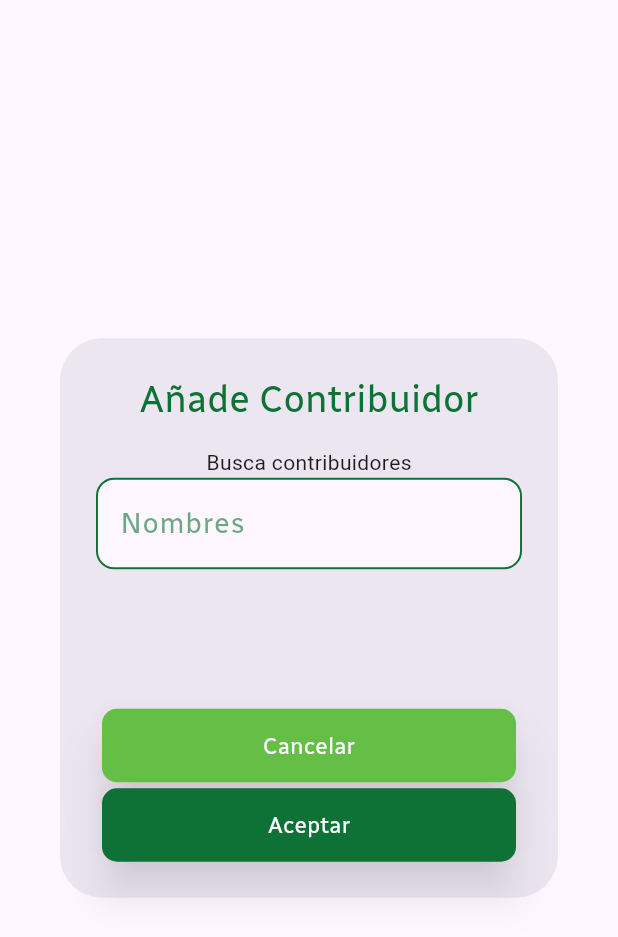
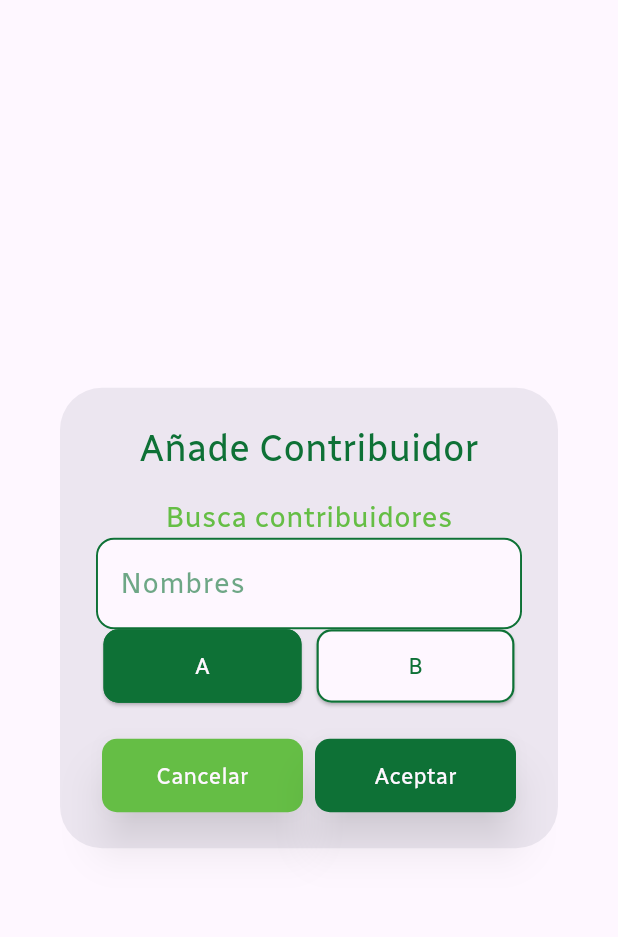
Before and after one commit to AntonioNoguera/project_atenea, a Flutter app: the AddContributorDialog widget shown alone on an empty page, opened directly, on a phone screen of 412 x 824 dp. Shown: the top 937 px of the screen. Run offline on Flutter 3.47's test engine with Material 3 defaults, Android fonts, the phone set to English and light mode, and no system bars; our stand-ins replace cloud_firestore, firebase_core, flutter_colorpicker, flutter_svg, fluttertoast, get_it and 1 more; accounts and stored records are empty.

Commit message:
Feat [Using Provider on app level] -> Starting to remove the statefull widget on the pages related to the scroll, and toggle providers

```diff
--- a/lib/src/presentation/pages/home/content_management/add_contributor_dialog.dart
+++ b/lib/src/presentation/pages/home/content_management/add_contributor_dialog.dart
@@ -1,53 +1,73 @@
-
 import 'package:flutter/material.dart';
+import 'package:provider/provider.dart';
+import 'package:proyect_atenea/src/presentation/providers/app_state_providers/active_index_notifier.dart';
 import 'package:proyect_atenea/src/presentation/values/app_theme.dart';
 import 'package:proyect_atenea/src/presentation/widgets/atenea_dialog.dart';
 import 'package:proyect_atenea/src/presentation/widgets/atenea_field.dart';
+import 'package:proyect_atenea/src/presentation/widgets/toggle_buttons_widget%20.dart';
 
 class AddContributorDialog extends StatelessWidget {
   const AddContributorDialog({super.key});
 
+  void _handleToggle(int index) {
+    // Maneja el cambio de índice aquí
+    print(index.toString());
+  }
+
   @override
   Widget build(BuildContext context) {
-    return AteneaDialog(
+    return ChangeNotifierProvider(
+      create: (context) => ActiveIndexNotifier(),
+      child: AteneaDialog(
         title: 'Añade Contribuidor',
         content: ConstrainedBox(
           constraints: const BoxConstraints(
             minWidth: 600,
-          maxHeight: 150.0,
+            maxHeight: 600, // Limita la altura máxima a 300
           ),
-        child: const Column (
+          child: SingleChildScrollView(
+            child: Column(
               children: [
-
-            Text('Busca contribuidores'),
-
-            AteneaField(
+                Text(
+                  'Busca contribuidores',
+                  style: AppTextStyles.builder(
+                    color: AppColors.secondaryColor,
+                    size: FontSizes.body1,
+                  ),
+                ),
+                const AteneaField(
                   placeHolder: 'Nuevo Nombre',
                   inputNameText: 'Nombres',
                 ),
+                ToggleButtonsWidget(
+                  onToggle: _handleToggle,
+                  toggleOptions: ['A', 'B'],
+                ),
+
+
               ],
             ),
           ),
-
+        ),
         buttonCallbacks: [
           AteneaButtonCallback(
-          textButton:'Cancelar',
+            textButton: 'Cancelar',
             onPressedCallback: () {
               Navigator.of(context).pop();
             },
-
             buttonStyles: AteneaButtonStyles(
               backgroundColor: AppColors.secondaryColor,
-            textColor: AppColors.ateneaWhite
-          )
+              textColor: AppColors.ateneaWhite,
+            ),
           ),
           AteneaButtonCallback(
-          textButton:'Aceptar',
+            textButton: 'Aceptar',
             onPressedCallback: () {
               Navigator.of(context).pop();
-          }
+            },
           ),
         ],
+      ),
     );
   }
 }
--- /dev/null
+++ b/lib/src/presentation/providers/app_state_providers/active_index_notifier.dart
@@ -0,0 +1,12 @@
+import 'package:flutter/material.dart';
+
+class ActiveIndexNotifier extends ChangeNotifier {
+  int _activeIndex = 0;
+
+  int get activeIndex => _activeIndex;
+
+  void setActiveIndex(int index) {
+    _activeIndex = index;
+    notifyListeners();
+  }
+}
--- a/lib/src/presentation/widgets/atenea_dialog.dart
+++ b/lib/src/presentation/widgets/atenea_dialog.dart
@@ -54,16 +54,15 @@
         ),
         textAlign: TextAlign.center,
       ),
-        content:  content,
+      content: content,
       actions: <Widget>[
         Container(
           width: double.infinity,
-              child: Wrap(
-                alignment: WrapAlignment.center,
-                spacing: 8.0, // Espaciado horizontal entre botones
-                runSpacing: 4.0, // Espaciado vertical si se envuelven los botones
+          child: Row(
+            mainAxisAlignment: MainAxisAlignment.center,
             children: buttonCallbacks.map((callback) {
-                  return Padding(
+              return Expanded(
+                child: Padding(
                   padding: const EdgeInsets.symmetric(horizontal: 4.0),
                   child: AteneaButton(
                     text: callback.textButton,
@@ -74,12 +73,12 @@
                       size: FontSizes.body2,
                     ),
                   ),
+                ),
               );
             }).toList(),
           ),
         ),
       ],
-
     );
   }
 }
```
Also changed, not shown: lib/src/presentation/pages/home/content_management/academies/academy_detail_page.dart (+53 -87 lines), lib/src/presentation/providers/app_state_providers/scroll_controller_notifier.dart (added, +29 -0 lines), lib/src/presentation/subjects/subject_detail_page.dart (+39 -48 lines), lib/src/presentation/widgets/toggle_buttons_widget .dart (+10 -22 lines). Lines whose indentation alone changed are shown as unchanged.
